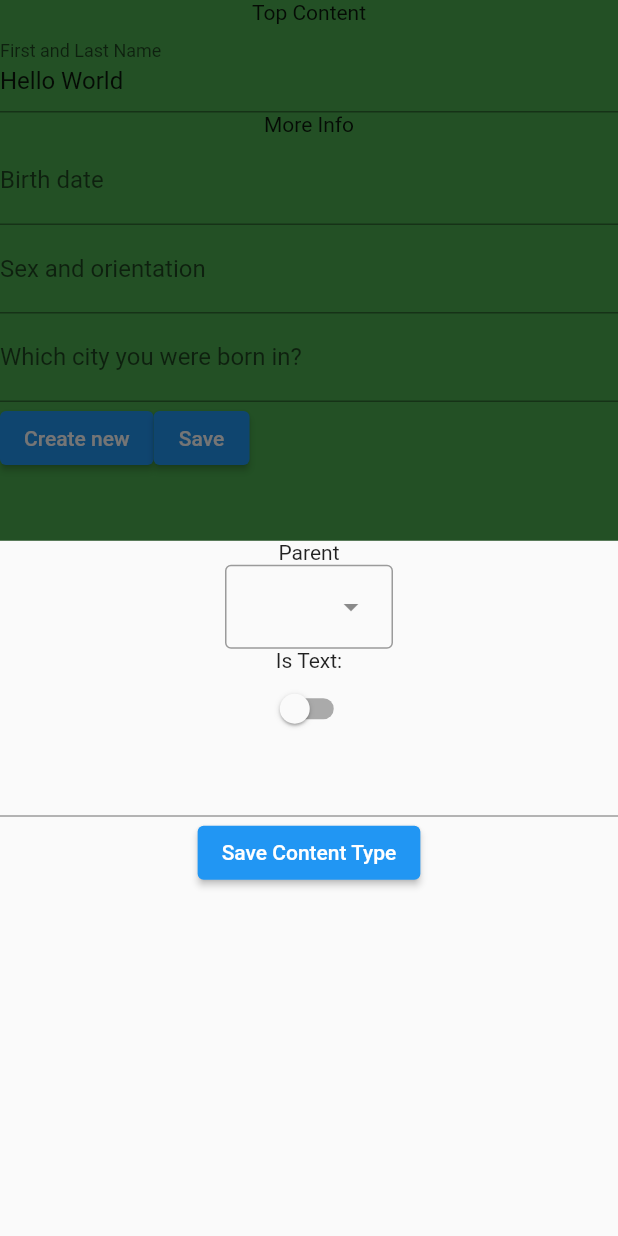
After one commit to dimitarsi/flutter-cms-client, a Flutter app: the DynamicFieldsApp screen opened directly, after a tap on "Create new", on a phone screen of 412 x 824 dp. The commit adds this screen. Run offline on Flutter 3.47's test engine with Material 2 defaults, Android fonts, the phone set to English and light mode, and no system bars; our stand-ins replace file_picker, flutter_bloc, go_router, shared_preferences, url_strategy; accounts and stored records are empty.

Commit message:
expirment: dynamic recursive fields

```diff
--- a/lib/main.dart
+++ b/lib/main.dart
@@ -1,5 +1,6 @@
 import 'package:flutter/material.dart';
 import 'package:flutter_bloc/flutter_bloc.dart';
+import 'package:plenty_cms/screens/test_app/dynamic_fields_app.dart';
 import 'package:plenty_cms/service/client/client.dart';
 import 'package:plenty_cms/state/auth_cubit.dart';
 import 'package:shared_preferences/shared_preferences.dart';
@@ -33,6 +34,18 @@ class MyApp extends StatelessWidget {
   // This widget is the root of your application.
   @override
   Widget build(BuildContext context) {
+    return routerApp();
+    return dynamicFieldsTestApp();
+  }
+
+  Widget dynamicFieldsTestApp() {
+    return MaterialApp(
+        home: Scaffold(
+      body: DynamicFieldsApp(),
+    ));
+  }
+
+  Widget routerApp() {
     var routes = AppRouter.getRouter(restClient);
 
     return createProvider(MaterialApp.router(
--- /dev/null
+++ b/lib/screens/test_app/dynamic_fields_app.dart
@@ -0,0 +1,141 @@
+import 'dart:convert';
+
+import 'package:flutter/material.dart';
+import 'package:go_router/go_router.dart';
+
+import '../../widgets/form/data.dart';
+import '../../widgets/form/dynamic_field.dart';
+
+class DynamicFieldsApp extends StatefulWidget {
+  DynamicFieldsApp({super.key});
+
+  GlobalKey<FormState> dynamicFieldsformKey = GlobalKey();
+
+  @override
+  State<DynamicFieldsApp> createState() => _DynamicFieldsAppState();
+}
+
+class _DynamicFieldsAppState extends State<DynamicFieldsApp> {
+  late Content content;
+  late ContentType contentType;
+
+  @override
+  void initState() {
+    content = getContent();
+    contentType = getContentType();
+
+    super.initState();
+  }
+
+  @override
+  Widget build(BuildContext context) {
+    return Scaffold(
+      body: Form(
+        key: widget.dynamicFieldsformKey,
+        child: Container(
+          color: Colors.green,
+          child: Expanded(
+            child: Column(
+              children: [
+                DynamicField(
+                  content: content,
+                  contentType: contentType,
+                ),
+                Row(
+                  children: [
+                    ElevatedButton(
+                        onPressed: () {
+                          String contentTypeName = "";
+                          GlobalKey<FormState> k = GlobalKey();
+                          showModalBottomSheet(
+                              context: context,
+                              builder: (context) {
+                                return Form(
+                                  key: k,
+                                  child: Column(
+                                    children: [
+                                      Text("Parent"),
+                                      DropdownMenu(
+                                          dropdownMenuEntries:
+                                              _dropdownMenuEntries()),
+                                      Text("Is Text:"),
+                                      Switch(value: false, onChanged: (val) {}),
+                                      TextFormField(
+                                        onSaved: (val) {
+                                          contentTypeName = val ?? "";
+                                        },
+                                      ),
+                                      ElevatedButton(
+                                          onPressed: () {
+                                            k.currentState?.save();
+                                            contentType
+                                                .getComponentValue()
+                                                ?.add(ContentType(
+                                                    name: contentTypeName,
+                                                    value: null,
+                                                    type: "text"));
+
+                                            context.pop();
+                                          },
+                                          child: Text("Save Content Type"))
+                                    ],
+                                  ),
+                                );
+                              });
+                        },
+                        child: Text("Create new")),
+                    ElevatedButton(
+                        onPressed: () {
+                          widget.dynamicFieldsformKey.currentState?.save();
+                          print(jsonEncode(content.toJson()));
+                        },
+                        child: Text("Save"))
+                  ],
+                )
+              ],
+            ),
+          ),
+        ),
+      ),
+    );
+  }
+
+  List<DropdownMenuEntry> _dropdownMenuEntries() {
+    return [];
+  }
+
+  Content getContent() {
+    final content = Content(type: "text", value: "Hello World");
+    final topContent = Content(type: "component", value: [
+      content,
+      Content(type: "component", value: [
+        Content(type: "text", value: ""),
+        Content(type: "text", value: ""),
+        Content(type: "text", value: ""),
+      ])
+    ]);
+
+    return topContent;
+  }
+
+  ContentType getContentType() {
+    return ContentType(
+        name: "Top Content",
+        value: [
+          ContentType(type: "text", value: null, name: "First and Last Name"),
+          ContentType(
+              type: "component",
+              value: [
+                ContentType(type: "text", value: null, name: "Birth date"),
+                ContentType(
+                    type: "text", value: null, name: "Sex and orientation"),
+                ContentType(
+                    type: "text",
+                    value: null,
+                    name: "Which city you were born in?"),
+              ],
+              name: "More Info")
+        ],
+        type: "component");
+  }
+}
--- /dev/null
+++ b/lib/widgets/form/data.dart
@@ -0,0 +1,53 @@
+import 'package:json_annotation/json_annotation.dart';
+
+part 'data.g.dart';
+
+@JsonSerializable()
+class Content {
+  Content({required this.type, required this.value});
+
+  String type;
+  dynamic value;
+
+  String? getTextValue() {
+    if (type == "text") {
+      return value;
+    }
+
+    return null;
+  }
+
+  List<Content>? getComponentValue() {
+    if (type == "component" && value is List) {
+      return value as List<Content>;
+    }
+
+    return null;
+  }
+
+  Map<String, dynamic> toJson() => _$ContentToJson(this);
+
+  factory Content.fromJson(Map<String, dynamic> json) =>
+      _$ContentFromJson(json);
+}
+
+@JsonSerializable()
+class ContentType {
+  ContentType({required this.name, required this.value, required this.type});
+  String name;
+  String type;
+  dynamic value;
+
+  List<ContentType>? getComponentValue() {
+    if (type == "component") {
+      return value as List<ContentType>;
+    }
+
+    return null;
+  }
+
+  Map<String, dynamic> toJson() => _$ContentTypeToJson(this);
+
+  factory ContentType.fromJson(Map<String, dynamic> json) =>
+      _$ContentTypeFromJson(json);
+}
--- a/lib/widgets/form/dynamic_field.dart
+++ b/lib/widgets/form/dynamic_field.dart
@@ -1,10 +1,64 @@
 import 'package:flutter/material.dart';
 
+import 'data.dart';
+
 class DynamicField extends StatelessWidget {
-  const DynamicField({super.key});
+  DynamicField({super.key, required this.content, required this.contentType});
+
+  Content content;
+  ContentType contentType;
 
   @override
   Widget build(BuildContext context) {
-    return Text("Dynamic field");
+    if (contentType.type == "text") {
+      return TextFormField(
+        initialValue: content.getTextValue(),
+        decoration: InputDecoration(label: Text(contentType.name)),
+        onSaved: (val) {
+          content.value = val;
+        },
+      );
+    }
+
+    return _renderComponent();
+  }
+
+  Widget _renderComponent() {
+    if (contentType.type == "text") {
+      return SizedBox.shrink();
+    }
+
+    final contentItems = content.getComponentValue();
+
+    if (contentItems == null || contentItems.length == 0) {
+      return SizedBox.shrink();
+    }
+
+    final List<Widget> items = [];
+    var index = 0;
+
+    for (var _ in contentType.getComponentValue() ?? []) {
+      items.add(_getChildItem(index));
+      index++;
+    }
+
+    return Column(
+      children: [Text("${contentType.name}"), ...items],
+    );
+  }
+
+  Widget _getChildItem(int index) {
+    final itemType = contentType.getComponentValue() ?? [];
+    final item = content.getComponentValue() ?? [];
+
+    if (item[index].type != itemType[index].type) {
+      return Text(
+          "ContentType and the actual type of the content doen't match. most likey the Content uses an old version of the ContentType");
+    }
+
+    return DynamicField(
+      content: item[index],
+      contentType: itemType[index],
+    );
   }
 }
```
Also changed, not shown: lib/widgets/form/data.g.dart (added), 1 other file.
